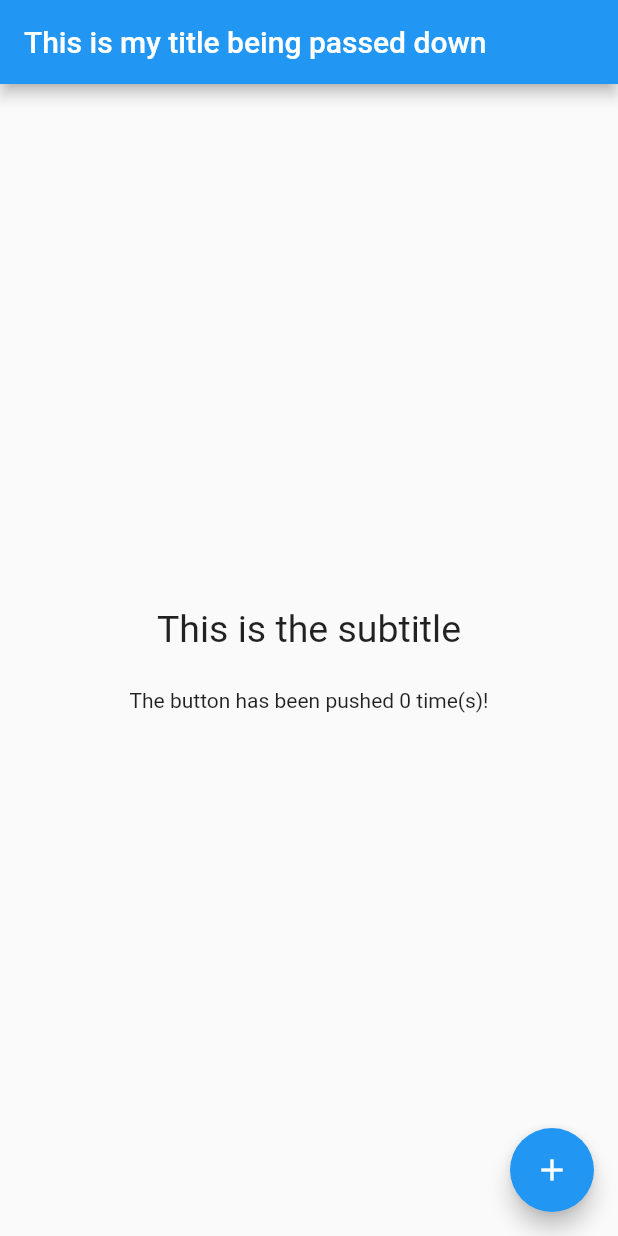
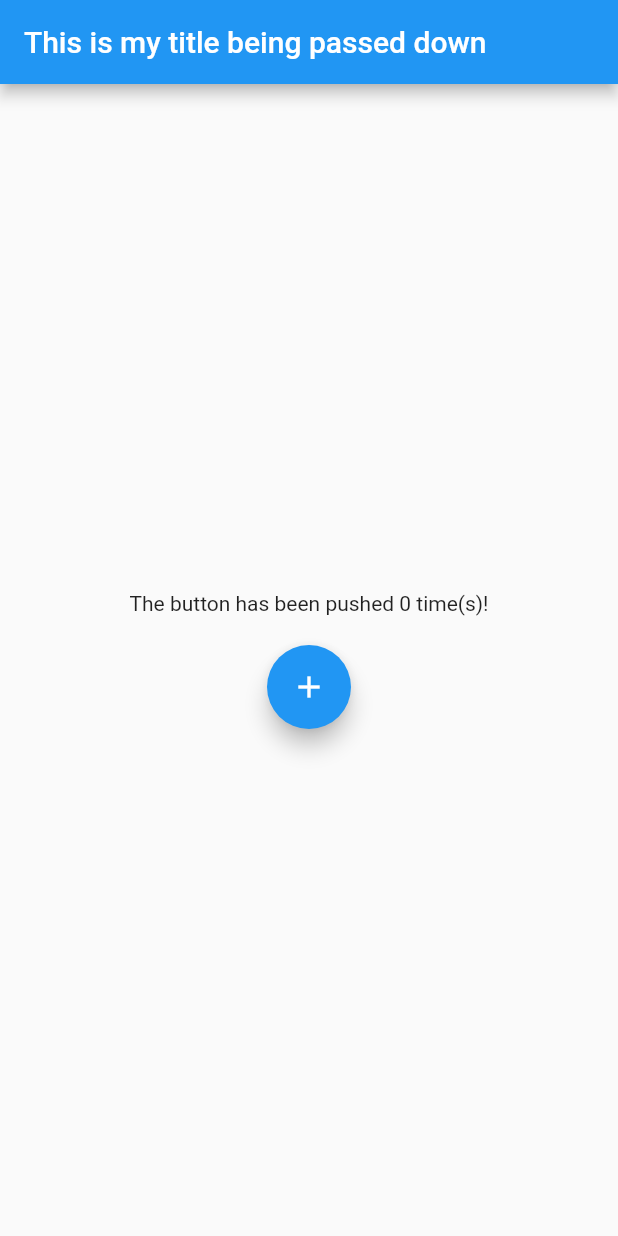
Before and after one commit to awaisabir/flutter_todo, a Flutter app: the screen it shows after launch, on a phone screen of 412 x 824 dp. Run offline on Flutter 3.47's test engine with Material 2 defaults, Android fonts, the phone set to English and light mode, and no system bars.

Commit message:
moved increment button to another widget

```diff
--- /dev/null
+++ b/lib/IncrementWidget.dart
@@ -0,0 +1,26 @@
+import 'package:flutter/material.dart';
+
+class IncrementWidget extends StatelessWidget {
+  final onIncrement;
+
+  IncrementWidget({this.onIncrement});
+
+  @override
+  Widget build(BuildContext context) {
+    return Container(
+      child: Row(
+        children: <Widget>[
+          FloatingActionButton(
+            onPressed: onIncrement,
+            tooltip: 'Increment',
+            child: Icon(Icons.add),
+          ),
+        ],
+        mainAxisAlignment: MainAxisAlignment.center,
+      ),
+      margin: EdgeInsets.only(
+        top: 20
+      ),
+    );
+  }
+}
--- a/lib/main.dart
+++ b/lib/main.dart
@@ -1,4 +1,5 @@
 import 'package:flutter/material.dart';
+import 'IncrementWidget.dart';
 
 void main() => runApp(MyApp());
 
@@ -45,26 +46,15 @@ class _MyHomePageState extends State<MyHomePage> {
           mainAxisAlignment: MainAxisAlignment.center,
           crossAxisAlignment: CrossAxisAlignment.center,
           children: <Widget>[
-            Container(child:
-                Text(
-                '${widget.subTitle}',
-                style: TextStyle(
-                  fontSize: 25.0,
-                )
-              ),
-              margin: EdgeInsets.only(bottom: 25),
-            ),
             Text(
               'The button has been pushed $_counter time(s)!',
+            ),
+            IncrementWidget(
+              onIncrement: this._incrementCounter,
             )
           ]
         )
       ),
-      floatingActionButton: FloatingActionButton(
-        onPressed: _incrementCounter,
-        tooltip: 'Increment',
-        child: Icon(Icons.add),
-      ),
     );
   }
 }
```
